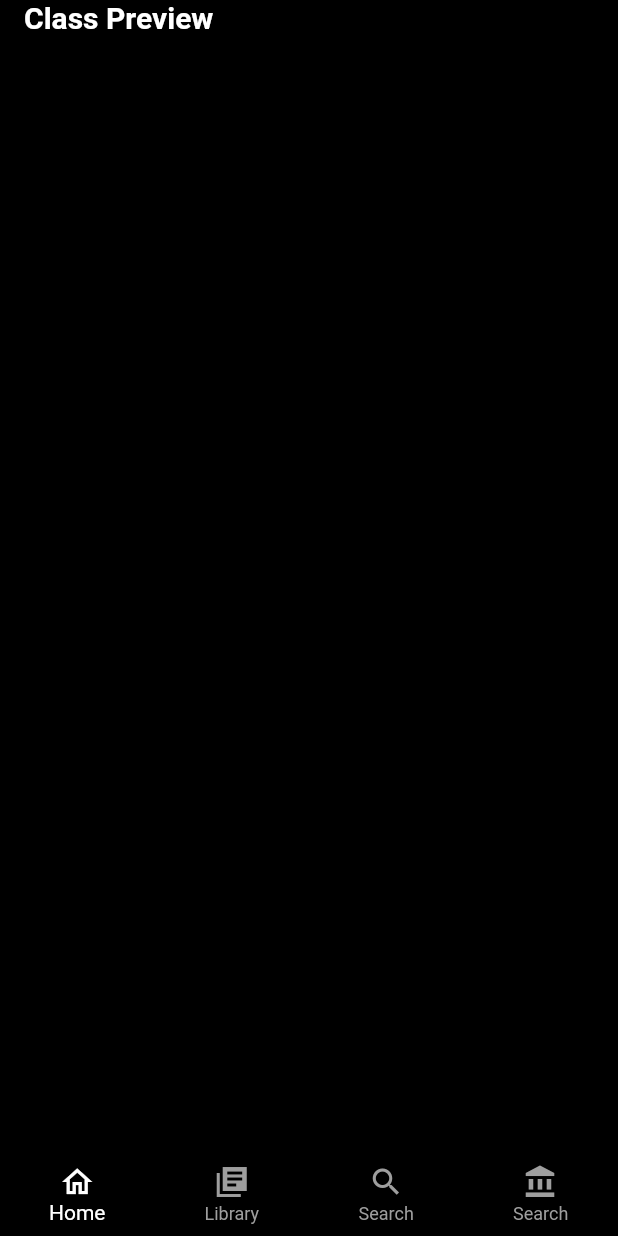
After one commit to herry88/myui-challenges-aku, a Flutter app: the OnlineCourseMainPage screen opened directly, on a phone screen of 412 x 824 dp. The commit adds this screen. Run offline on Flutter 3.47's test engine with Material 2 defaults, Android fonts, the phone set to English and light mode, and no system bars.

Commit message:
addNewDesign

```diff
--- a/mycollection/lib/TokoOnlineUI/model/categoryitem.dart
+++ /dev/null
@@ -1,5 +0,0 @@
-class CategoryItemData {
-  final String image;
-  final String title;
-  CategoryItemData(this.image, this.title);
-}
--- a/mycollection/lib/TokoOnlineUI/model/drawermodel.dart
+++ /dev/null
@@ -1,5 +0,0 @@
-class DrawerModel{
-  final String title;
-  final String url;
-  DrawerModel({this.title, this.url});
-}
--- /dev/null
+++ b/mycollection/lib/clubhouse/clubmater.dart
@@ -0,0 +1,13 @@
+import 'package:flutter/material.dart';
+
+class ClubHouseApps extends StatelessWidget {
+  @override
+  Widget build(BuildContext context) {
+    return Container(
+      child: Text(
+        'Hello',
+        style: TextStyle(fontSize: 30.0),
+      ),
+    );
+  }
+}
--- /dev/null
+++ b/mycollection/lib/onlinecourse/online_mainpage.dart
@@ -0,0 +1,91 @@
+import 'package:flutter/material.dart';
+import 'package:mycollection/onlinecourse/ui/coursehomepage.dart';
+
+class OnlineCourseMainPage extends StatefulWidget {
+  @override
+  _OnlineCourseMainPageState createState() => _OnlineCourseMainPageState();
+}
+
+class _OnlineCourseMainPageState extends State<OnlineCourseMainPage> {
+  num _pageIdx = 0;
+  @override
+  Widget build(BuildContext context) {
+    return Scaffold(
+      body: IndexedStack(
+        index: _pageIdx,
+        children: [
+          CourseHomePage(),
+          Container(
+            child: Center(
+              child: Text(
+                'Page 2',
+                style: TextStyle(
+                  color: Colors.white,
+                ),
+              ),
+            ),
+          ),
+          Container(
+            child: Center(
+              child: Text(
+                'Page 3',
+                style: TextStyle(
+                  color: Colors.white,
+                ),
+              ),
+            ),
+          ),
+          Container(
+            child: Center(
+              child: Text(
+                'Page 4',
+                style: TextStyle(
+                  color: Colors.white,
+                ),
+              ),
+            ),
+          ),
+        ],
+      ),
+      backgroundColor: Colors.black,
+      bottomNavigationBar: BottomNavigationBar(
+        currentIndex: _pageIdx,
+        onTap: (newIndex) {
+          setState(() {
+            _pageIdx = newIndex;
+          });
+        },
+        type: BottomNavigationBarType.fixed,
+        backgroundColor: Colors.black,
+        selectedItemColor: Colors.white,
+        unselectedItemColor: Colors.grey,
+        items: [
+          BottomNavigationBarItem(
+            icon: Icon(
+              Icons.home_outlined,
+            ),
+            label: "Home",
+          ),
+          BottomNavigationBarItem(
+            icon: Icon(
+              Icons.library_books_sharp,
+            ),
+            label: "Library",
+          ),
+          BottomNavigationBarItem(
+            icon: Icon(
+              Icons.search,
+            ),
+            label: "Search",
+          ),
+          BottomNavigationBarItem(
+            icon: Icon(
+              Icons.account_balance_sharp,
+            ),
+            label: "Search",
+          ),
+        ],
+      ),
+    );
+  }
+}
--- /dev/null
+++ b/mycollection/lib/onlinecourse/ui/coursehomepage.dart
@@ -0,0 +1,33 @@
+import 'package:flutter/material.dart';
+
+class CourseHomePage extends StatefulWidget {
+  @override
+  _CourseHomePageState createState() => _CourseHomePageState();
+}
+
+class _CourseHomePageState extends State<CourseHomePage> {
+  @override
+  Widget build(BuildContext context) {
+    return ListView(
+      children: [
+        Padding(
+            padding: const EdgeInsets.only(
+              left: 16.0,
+            ),
+            child: Column(
+              crossAxisAlignment: CrossAxisAlignment.start,
+              children: [
+                Text(
+                  'Class Preview',
+                  style: TextStyle(
+                    color: Colors.white,
+                    fontSize: 20.0,
+                    fontWeight: FontWeight.bold,
+                  ),
+                ),
+              ],
+            )),
+      ],
+    );
+  }
+}
```
Also changed, not shown: mycollection/lib/TokoOnlineUI/animations/fadeanimation.dart (deleted, +0 -27 lines), mycollection/lib/TokoOnlineUI/appstate.dart (deleted, +0 -12 lines), mycollection/lib/TokoOnlineUI/mainToko.dart (deleted, +0 -127 lines), mycollection/lib/TokoOnlineUI/model/category.dart (deleted, +0 -7 lines), mycollection/lib/TokoOnlineUI/model/user.dart (deleted, +0 -7 lines), mycollection/lib/TokoOnlineUI/page/CategoryPage.dart (deleted, +0 -24 lines), mycollection/lib/TokoOnlineUI/page/home_page.dart (deleted, +0 -47 lines), mycollection/lib/TokoOnlineUI/widget/categories.dart (deleted, +0 -35 lines), mycollection/lib/TokoOnlineUI/widget/main_image.dart (deleted, +0 -85 lines), mycollection/lib/TokoOnlineUI/widget/menudrawer.dart (deleted, +0 -39 lines), mycollection/lib/foodApps/foodAppMaster.dart (+3 -11 lines), mycollection/lib/foodApps/homeFood.dart (+132 -0 lines), mycollection/lib/main.dart (+23 -4 lines), mycollection/lib/onlinecourse/online_courseapp.dart (added, +16 -0 lines), 1 more files.
